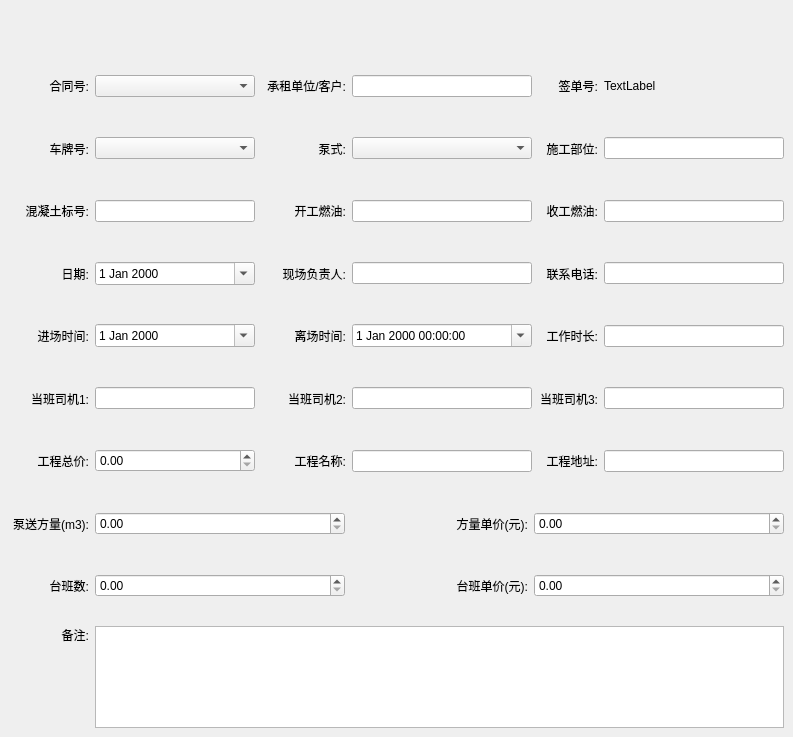
The window that CarRentalManagement/ui/dialog/rentaldocumenteditdialog.ui (longcp/CarRentalManagement) describes before a commit, drawn with Qt 5.
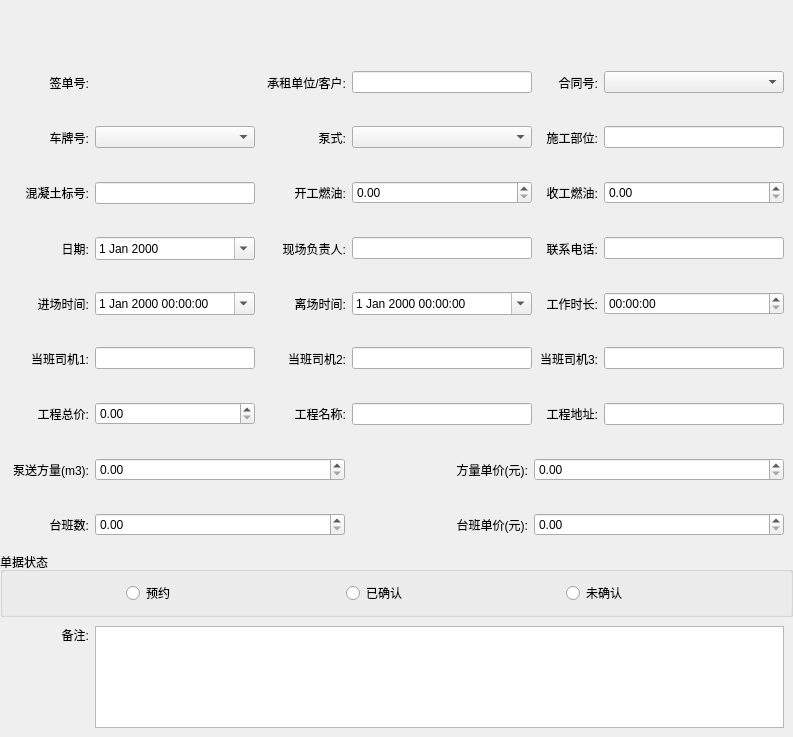
The same window after the commit.

Commit message: 签证单界面：更改控件名

Patch:
```diff
--- a/CarRentalManagement/ui/dialog/rentaldocumenteditdialog.ui
+++ b/CarRentalManagement/ui/dialog/rentaldocumenteditdialog.ui
@@ -97,93 +97,17 @@
         <property name="bottomMargin">
          <number>9</number>
         </property>
-        <item>
-         <widget class="QLabel" name="label_27">
-          <property name="minimumSize">
-           <size>
-            <width>80</width>
-            <height>0</height>
-           </size>
-          </property>
-          <property name="maximumSize">
-           <size>
-            <width>80</width>
-            <height>16777215</height>
-           </size>
-          </property>
-          <property name="text">
-           <string>合同号:</string>
-          </property>
-          <property name="alignment">
-           <set>Qt::AlignRight|Qt::AlignTrailing|Qt::AlignVCenter</set>
-          </property>
-         </widget>
-        </item>
-        <item>
-         <widget class="QComboBox" name="comboBox_2">
-          <property name="minimumSize">
-           <size>
-            <width>160</width>
-            <height>0</height>
-           </size>
-          </property>
-          <property name="maximumSize">
-           <size>
-            <width>160</width>
-            <height>16777215</height>
-           </size>
-          </property>
-         </widget>
-        </item>
-        <item>
-         <widget class="QLabel" name="label">
-          <property name="minimumSize">
-           <size>
-            <width>85</width>
-            <height>0</height>
-           </size>
-          </property>
-          <property name="maximumSize">
-           <size>
-            <width>85</width>
-            <height>16777215</height>
-           </size>
-          </property>
-          <property name="text">
-           <string>承租单位/客户:</string>
-          </property>
-          <property name="alignment">
-           <set>Qt::AlignRight|Qt::AlignTrailing|Qt::AlignVCenter</set>
-          </property>
-         </widget>
-        </item>
-        <item>
-         <widget class="QLineEdit" name="lineEdit">
-          <property name="minimumSize">
-           <size>
-            <width>180</width>
-            <height>0</height>
-           </size>
-          </property>
-          <property name="maximumSize">
-           <size>
-            <width>180</width>
-            <height>16777215</height>
-           </size>
-          </property>
-         </widget>
-        </item>
         <item>
          <widget class="QLabel" name="label_3">
           <property name="minimumSize">
            <size>
-            <width>60</width>
+            <width>80</width>
             <height>0</height>
            </size>
           </property>
           <property name="maximumSize">
            <size>
-            <width>60</width>
+            <width>80</width>
             <height>16777215</height>
            </size>
           </property>
@@ -196,9 +120,97 @@
          </widget>
         </item>
         <item>
-         <widget class="QLabel" name="label_26">
+         <widget class="QLabel" name="numberLabel">
+          <property name="minimumSize">
+           <size>
+            <width>160</width>
+            <height>0</height>
+           </size>
+          </property>
+          <property name="maximumSize">
+           <size>
+            <width>160</width>
+            <height>16777215</height>
+           </size>
+          </property>
           <property name="text">
-           <string>TextLabel</string>
+           <string/>
+          </property>
+         </widget>
+        </item>
+        <item>
+         <widget class="QLabel" name="label">
+          <property name="minimumSize">
+           <size>
+            <width>85</width>
+            <height>0</height>
+           </size>
+          </property>
+          <property name="maximumSize">
+           <size>
+            <width>85</width>
+            <height>16777215</height>
+           </size>
+          </property>
+          <property name="text">
+           <string>承租单位/客户:</string>
+          </property>
+          <property name="alignment">
+           <set>Qt::AlignRight|Qt::AlignTrailing|Qt::AlignVCenter</set>
+          </property>
+         </widget>
+        </item>
+        <item>
+         <widget class="QLineEdit" name="clientNameLe">
+          <property name="minimumSize">
+           <size>
+            <width>180</width>
+            <height>0</height>
+           </size>
+          </property>
+          <property name="maximumSize">
+           <size>
+            <width>180</width>
+            <height>16777215</height>
+           </size>
+          </property>
+         </widget>
+        </item>
+        <item>
+         <widget class="QLabel" name="label_27">
+          <property name="minimumSize">
+           <size>
+            <width>60</width>
+            <height>0</height>
+           </size>
+          </property>
+          <property name="maximumSize">
+           <size>
+            <width>60</width>
+            <height>16777215</height>
+           </size>
+          </property>
+          <property name="text">
+           <string>合同号:</string>
+          </property>
+          <property name="alignment">
+           <set>Qt::AlignRight|Qt::AlignTrailing|Qt::AlignVCenter</set>
+          </property>
+         </widget>
+        </item>
+        <item>
+         <widget class="QComboBox" name="contractNumberCB">
+          <property name="minimumSize">
+           <size>
+            <width>180</width>
+            <height>0</height>
+           </size>
+          </property>
+          <property name="maximumSize">
+           <size>
+            <width>180</width>
+            <height>16777215</height>
+           </size>
           </property>
          </widget>
         </item>
@@ -457,7 +469,7 @@
          </widget>
         </item>
         <item>
-         <widget class="QLineEdit" name="lineEdit_11">
+         <widget class="QDoubleSpinBox" name="beginFuelDSB">
           <property name="minimumSize">
            <size>
             <width>180</width>
@@ -470,6 +482,9 @@
             <height>16777215</height>
            </size>
           </property>
+          <property name="maximum">
+           <double>999999999.990000009536743</double>
+          </property>
          </widget>
         </item>
         <item>
@@ -495,7 +510,7 @@
          </widget>
         </item>
         <item>
-         <widget class="QLineEdit" name="lineEdit_12">
+         <widget class="QDoubleSpinBox" name="endFuelDSB">
           <property name="minimumSize">
            <size>
             <width>180</width>
@@ -730,7 +745,7 @@
          </widget>
         </item>
         <item>
-         <widget class="QDateEdit" name="dateEdit_2">
+         <widget class="QDateTimeEdit" name="arrivalTimeDTE">
           <property name="minimumSize">
            <size>
             <width>160</width>
@@ -812,18 +827,9 @@
          </widget>
         </item>
         <item>
-         <widget class="QLineEdit" name="lineEdit_15">
-          <property name="minimumSize">
-           <size>
-            <width>180</width>
-            <height>0</height>
-           </size>
-          </property>
-          <property name="maximumSize">
-           <size>
-            <width>180</width>
-            <height>16777215</height>
-           </size>
+         <widget class="QTimeEdit" name="workTimeTE">
+          <property name="calendarPopup">
+           <bool>true</bool>
           </property>
          </widget>
         </item>
@@ -1336,6 +1342,54 @@
      </layout>
     </widget>
    </item>
+   <item>
+    <widget class="QGroupBox" name="groupBox">
+     <property name="title">
+      <string>单据状态</string>
+     </property>
+     <layout class="QHBoxLayout" name="horizontalLayout_21">
+      <item>
+       <widget class="QRadioButton" name="reservationRB">
+        <property name="maximumSize">
+         <size>
+          <width>100</width>
+          <height>16777215</height>
+         </size>
+        </property>
+        <property name="text">
+         <string>预约</string>
+        </property>
+       </widget>
+      </item>
+      <item>
+       <widget class="QRadioButton" name="confirmedRB">
+        <property name="maximumSize">
+         <size>
+          <width>100</width>
+          <height>16777215</height>
+         </size>
+        </property>
+        <property name="text">
+         <string>已确认</string>
+        </property>
+       </widget>
+      </item>
+      <item>
+       <widget class="QRadioButton" name="unconfirmedRB">
+        <property name="maximumSize">
+         <size>
+          <width>100</width>
+          <height>16777215</height>
+         </size>
+        </property>
+        <property name="text">
+         <string>未确认</string>
+        </property>
+       </widget>
+      </item>
+     </layout>
+    </widget>
+   </item>
    <item>
     <widget class="QWidget" name="widget_9" native="true">
      <property name="maximumSize">
```
Left out of the diff: 38 changed lines with no effect on the pictures.
